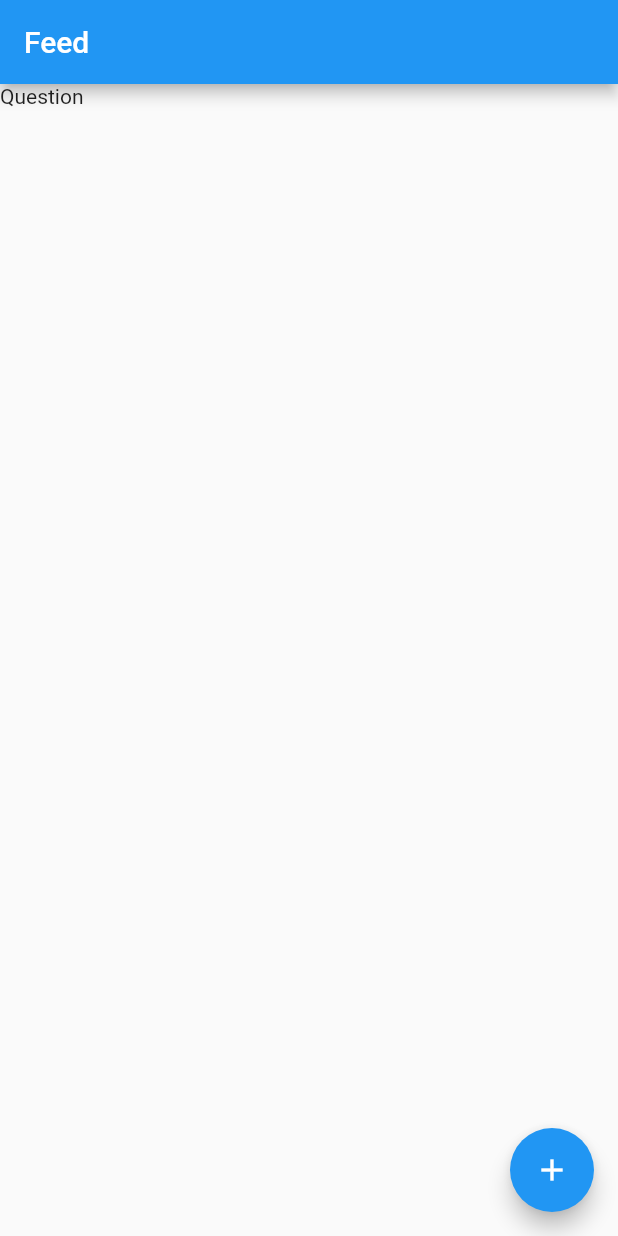
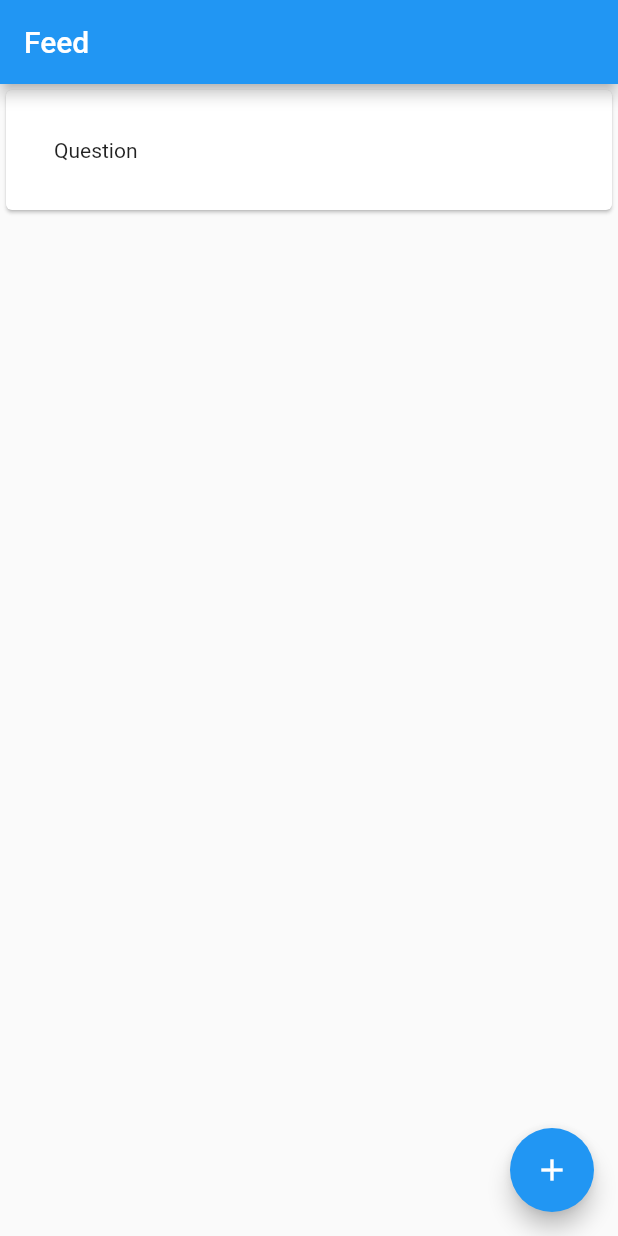
Before and after one commit to dvpermyakov/public-poll-flutter, a Flutter app: the screen it shows after launch, after a tap on the "add" icon, on a phone screen of 412 x 824 dp. Run offline on Flutter 3.47's test engine with Material 2 defaults, Android fonts, the phone set to English and light mode, and no system bars.

Commit message:
add feed widget

```diff
--- a/lib/feed/FeedState.dart
+++ b/lib/feed/FeedState.dart
@@ -1,6 +1,7 @@
 import 'package:flutter/material.dart';
 import 'package:publicpoll_flutter/feed/FeedItem.dart';
 import 'package:publicpoll_flutter/feed/FeedPage.dart';
+import 'package:publicpoll_flutter/feed/FeedWidget.dart';
 
 class FeedState extends State<FeedPage> {
   var items = <FeedItem>[];
@@ -11,9 +12,8 @@ class FeedState extends State<FeedPage> {
       appBar: AppBar(
         title: Text("Feed"),
       ),
-      body: Column(
-        mainAxisAlignment: MainAxisAlignment.start,
-        children: items.map((e) => Text(e.question)).toList(),
+      body: ListView(
+        children: items.map((item) => FeedWidget(item: item)).toList(),
       ),
       floatingActionButton: FloatingActionButton(
         child: Icon(Icons.add),
--- /dev/null
+++ b/lib/feed/FeedWidget.dart
@@ -0,0 +1,19 @@
+import 'package:flutter/material.dart';
+import 'package:publicpoll_flutter/feed/FeedItem.dart';
+
+class FeedWidget extends StatelessWidget {
+  final FeedItem item;
+
+  const FeedWidget({Key key, this.item}) : super(key: key);
+
+  @override
+  Widget build(BuildContext context) {
+    return Card(
+      color: Colors.white,
+      child: Container(
+        padding: EdgeInsets.all(32),
+        child: Text(item.question),
+      ),
+    );
+  }
+}
```
